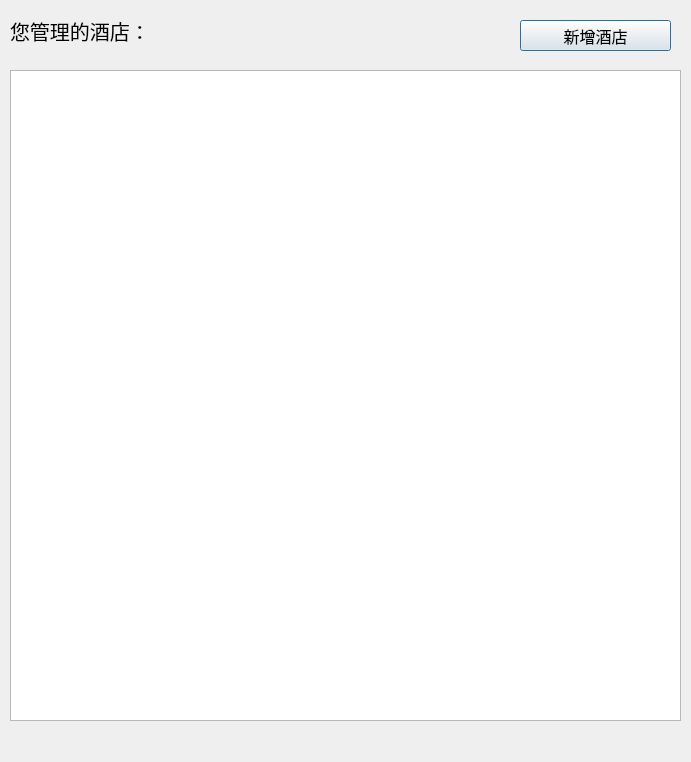
ziho719/HMS, file dlg_hotel.ui: the form before one commit.
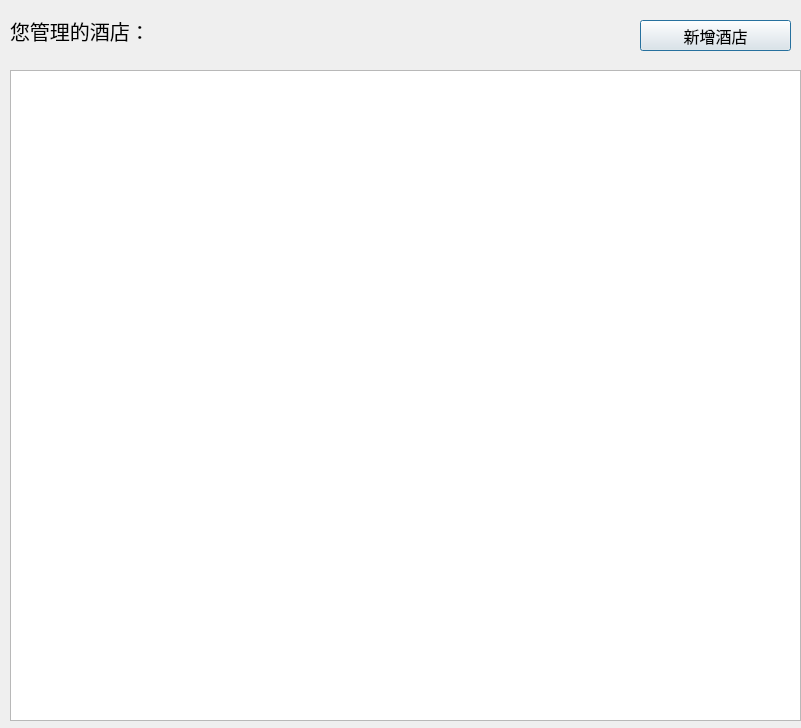
The form after the commit.

Patch:
```diff
--- a/dlg_hotel.ui
+++ b/dlg_hotel.ui
@@ -6,8 +6,8 @@
    <rect>
     <x>0</x>
     <y>0</y>
-    <width>691</width>
-    <height>762</height>
+    <width>801</width>
+    <height>728</height>
    </rect>
   </property>
   <property name="windowTitle">
@@ -37,7 +37,7 @@
     <rect>
      <x>10</x>
      <y>70</y>
-     <width>671</width>
+     <width>791</width>
      <height>651</height>
     </rect>
    </property>
@@ -45,7 +45,7 @@
   <widget class="QPushButton" name="pBtn_newHotel">
    <property name="geometry">
     <rect>
-     <x>520</x>
+     <x>640</x>
      <y>20</y>
      <width>151</width>
      <height>31</height>
```
Left out of the diff: 2 changed lines with no effect on the pictures.
